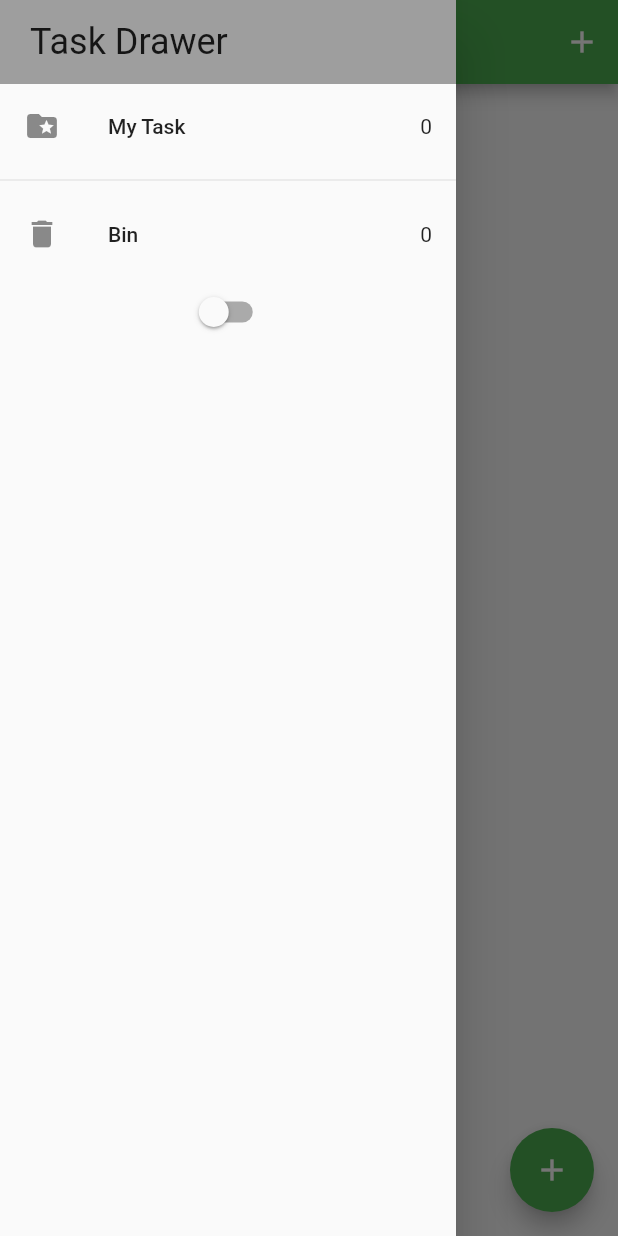
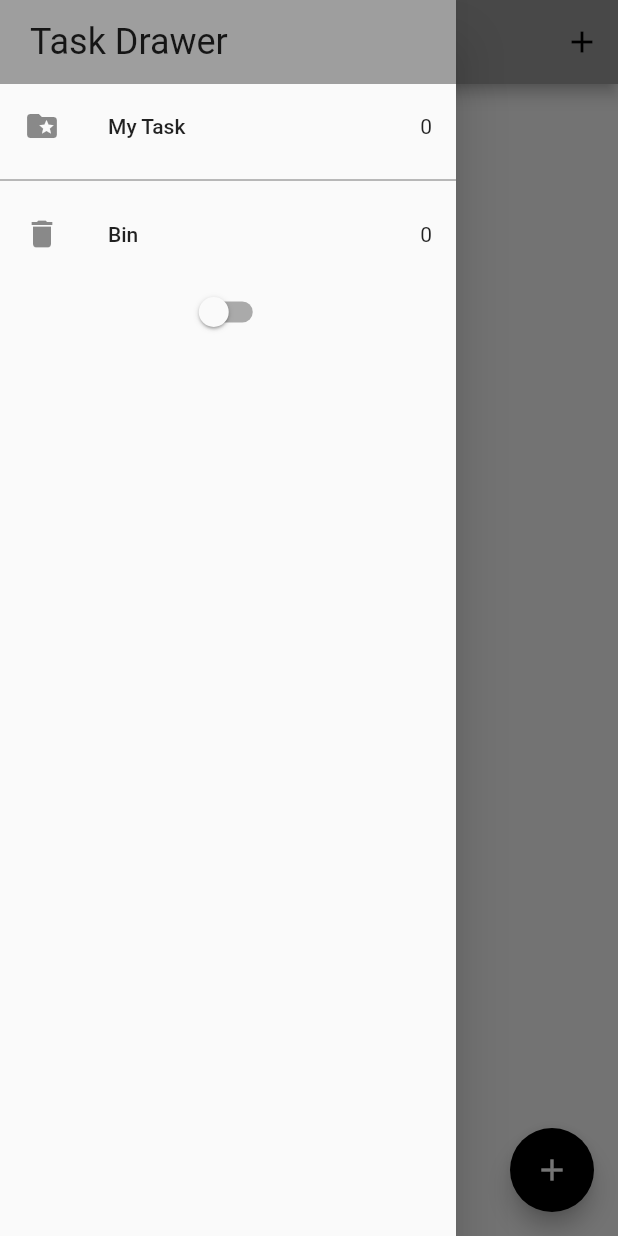
Before and after one commit to boburjon09012001/todo_task_bloc, a Flutter app: the screen it shows after launch, with the side drawer open, on a phone screen of 412 x 824 dp. Run offline on Flutter 3.47's test engine with Material 2 defaults, Android fonts, the phone set to English and light mode, and no system bars; our stand-ins replace bloc, equatable, flutter_bloc, hydrated_bloc.

Commit message:
new updated

```diff
--- a/lib/blocs/task_bloc/bloc/task_bloc.dart
+++ b/lib/blocs/bloc/bloc/task_bloc.dart
@@ -1,6 +1,8 @@
 import 'package:equatable/equatable.dart';
 import 'package:hydrated_bloc/hydrated_bloc.dart';
-import 'package:todo_bloc/blocs/task_bloc/bloc/task_event.dart';
+import 'package:todo_bloc/blocs/bloc/bloc/task_event.dart';
+
+
 
 import '../../../models/task.dart';
 
--- a/lib/blocs/bloc_export.dart
+++ b/lib/blocs/bloc_export.dart
@@ -1,4 +1,4 @@
-export './task_bloc/bloc/task_bloc.dart';
 export './switch_bloc/bloc/switch_bloc.dart';
 export 'package:flutter_bloc/flutter_bloc.dart';
 export 'package:hydrated_bloc/hydrated_bloc.dart';
+export './bloc/bloc/task_bloc.dart';
--- a/lib/main.dart
+++ b/lib/main.dart
@@ -1,8 +1,12 @@
 import 'package:flutter/material.dart';
+import 'package:hydrated_bloc/hydrated_bloc.dart';
 import 'package:path_provider/path_provider.dart';
-import 'package:todo_bloc/blocs/bloc_export.dart';
+
 import 'package:todo_bloc/screens/task_screen.dart';
 import 'package:todo_bloc/services/app_router.dart';
+import 'package:todo_bloc/widgets/app_theme.dart';
+
+import 'blocs/bloc_export.dart';
 
 void main() async {
   WidgetsFlutterBinding.ensureInitialized();
@@ -33,10 +37,8 @@ class MyApp extends StatelessWidget {
           return MaterialApp(
             title: 'Flutter Demo',
             theme: state.switchValue
-                ? ThemeData(
-                    primarySwatch: Colors.blue,
-                  )
-                : ThemeData(primarySwatch: Colors.green),
+                ? AppThemes.appThemeData[AppTheme.darkTheme]
+                : AppThemes.appThemeData[AppTheme.lightTheme],
             home: const TaskScreen(),
             onGenerateRoute: appRouter.onGenerateRoute,
           );
--- a/lib/screens/app_drawer.dart
+++ b/lib/screens/app_drawer.dart
@@ -1,16 +1,14 @@
 import 'package:flutter/material.dart';
+import 'package:flutter_bloc/flutter_bloc.dart';
 import 'package:todo_bloc/screens/recycle_bin.dart';
 import 'package:todo_bloc/screens/task_screen.dart';
-import '../blocs/bloc_export.dart';
 
-class AppDrawer extends StatefulWidget {
+import '../blocs/bloc/bloc/task_bloc.dart';
+import '../blocs/switch_bloc/bloc/switch_bloc.dart';
+
+class AppDrawer extends StatelessWidget {
   AppDrawer({super.key});
-  @override
-  State<AppDrawer> createState() => _AppDrawerState();
-}
 
-class _AppDrawerState extends State<AppDrawer> {
-  bool switchValue = false;
   @override
   Widget build(BuildContext context) {
     return SafeArea(
@@ -53,6 +51,7 @@ class _AppDrawerState extends State<AppDrawer> {
             ),
             BlocBuilder<SwitchBloc, SwitchState>(
               builder: (context, state) {
+                bool switchValue = false;
                 return Switch(
                     value: switchValue,
                     onChanged: (newValue) {
--- a/lib/screens/recycle_bin.dart
+++ b/lib/screens/recycle_bin.dart
@@ -1,6 +1,5 @@
 import 'package:flutter/material.dart';
-import 'package:flutter_bloc/flutter_bloc.dart';
-import '../blocs/task_bloc/bloc/task_bloc.dart';
+import '../blocs/bloc_export.dart';
 import '../widgets/task_lists.dart';
 import 'app_drawer.dart';
 
--- a/lib/screens/task_screen.dart
+++ b/lib/screens/task_screen.dart
@@ -1,9 +1,8 @@
 import 'package:flutter/material.dart';
 import 'package:flutter_bloc/flutter_bloc.dart';
-
 import 'package:todo_bloc/models/task.dart';
 import 'package:todo_bloc/screens/app_drawer.dart';
-import '../blocs/task_bloc/bloc/task_bloc.dart';
+import '../blocs/bloc/bloc/task_bloc.dart';
 import '../widgets/task_lists.dart';
 import 'add_task_screen.dart';
 
--- /dev/null
+++ b/lib/widgets/app_theme.dart
@@ -0,0 +1,51 @@
+import 'package:flutter/material.dart';
+
+enum AppTheme { lightTheme, darkTheme }
+
+class AppThemes {
+  static final appThemeData = {
+    AppTheme.darkTheme: ThemeData(
+        primarySwatch: Colors.grey,
+        primaryColor: Colors.black,
+        brightness: Brightness.dark,
+        backgroundColor: const Color(0xFF212121),
+        dividerColor: Colors.black54,
+        floatingActionButtonTheme:
+            const FloatingActionButtonThemeData(backgroundColor: Colors.white),
+        textButtonTheme: TextButtonThemeData(
+          style: ButtonStyle(
+            foregroundColor: MaterialStateProperty.all(Colors.white),
+          ),
+        ),
+        textTheme: const TextTheme(subtitle1: TextStyle(color: Colors.white)),
+        bottomNavigationBarTheme: const BottomNavigationBarThemeData(
+          backgroundColor: Colors.grey,
+        )),
+
+    //
+    //
+    AppTheme.lightTheme: ThemeData(
+        primaryColor: Colors.white,
+        primarySwatch: Colors.grey,
+        brightness: Brightness.light,
+        backgroundColor: const Color(0xFFE5E5E5),
+        dividerColor: const Color(0xFF757575),
+        floatingActionButtonTheme: const FloatingActionButtonThemeData(
+          backgroundColor: Colors.black,
+          foregroundColor: Colors.white,
+        ),
+        textButtonTheme: TextButtonThemeData(
+          style: ButtonStyle(
+            foregroundColor: MaterialStateProperty.all(Colors.black),
+          ),
+        ),
+        textTheme: const TextTheme(
+          subtitle1: TextStyle(color: Colors.black),
+        ),
+        bottomNavigationBarTheme:const BottomNavigationBarThemeData(
+          backgroundColor: Colors.grey,
+          selectedItemColor: Colors.black,
+          unselectedItemColor: Colors.white,
+        ))
+  };
+}
```
Also changed, not shown: lib/screens/add_task_screen.dart (+5 -5 lines), lib/widgets/task_tile.dart (+5 -2 lines), lib/blocs/bloc/bloc/task_event.dart (renamed from lib/blocs/task_bloc/bloc/task_event.dart), lib/blocs/bloc/bloc/task_state.dart (renamed from lib/blocs/task_bloc/bloc/task_state.dart).
